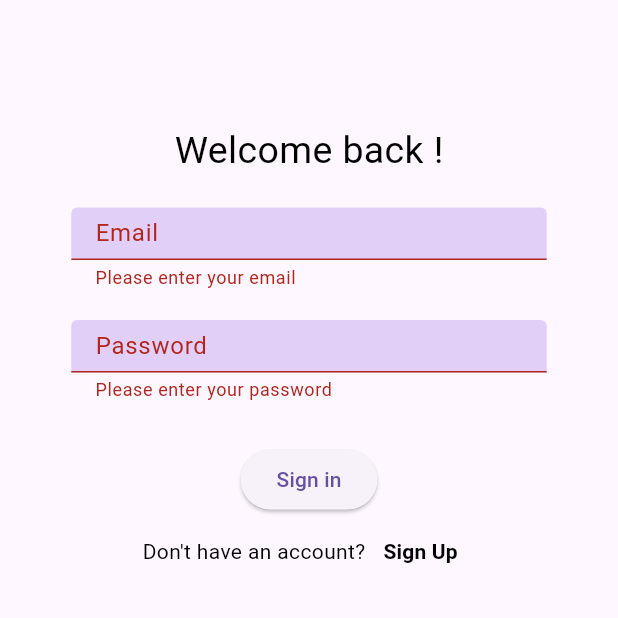
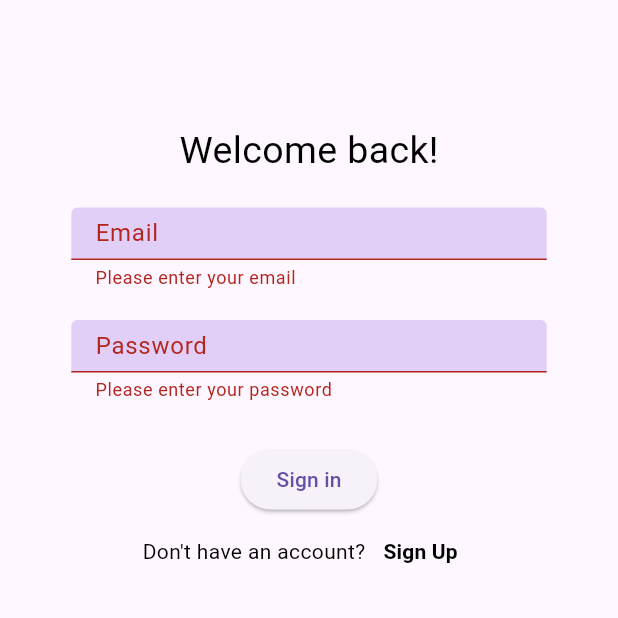
Before and after one commit to Kendra-ui/todo_firebase, a Flutter app: the screen it shows after launch, after a tap on "Sign In", after a tap on "Sign in", on a phone screen of 412 x 824 dp, the top half of it. Run offline on Flutter 3.47's test engine with Material 3 defaults, Android fonts, the phone set to English and light mode, and no system bars; our stand-ins replace cloud_firestore, firebase_auth, firebase_core, flutter_secure_storage, shared_preferences; accounts and stored records are empty.

Commit message:
First commit

```diff
--- a/lib/Account/signin.dart
+++ b/lib/Account/signin.dart
@@ -1,6 +1,6 @@
 import 'package:flutter/material.dart';
+import 'package:project1/Account/signup.dart';
 import 'package:project1/Pages/homePage.dart';
-import 'package:project1/Account/signup.dart';
 import 'package:project1/main_page.dart';
 import 'package:shared_preferences/shared_preferences.dart';
 
@@ -13,15 +13,49 @@ class SignIn extends StatefulWidget {
 
 class _SignInState extends State<SignIn> {
   final _auth = Auth();
+
   final emailController = TextEditingController();
   final passwordController = TextEditingController();
   final _formKey = GlobalKey<FormState>();
+  bool _loginError = false;
+  String _errorMessage = '';
 
   @override
   void dispose() {
     emailController.dispose();
     passwordController.dispose();
     super.dispose();
+  }
+
+  Future<void> _signIn() async {
+    setState(() {
+      _loginError = false;
+      _errorMessage = '';
+    });
+
+    if (_formKey.currentState?.validate() ?? false) {
+      final user = await _auth.signInUserWithEmailAndPassword(
+        emailController.text.trim(),
+        passwordController.text.trim(),
+      );
+
+      if (user != null) {
+        SharedPreferences pref = await SharedPreferences.getInstance();
+        await pref.setString('email', emailController.text.trim());
+        print("Sign in success");
+
+        // ignore: use_build_context_synchronously
+        Navigator.of(context).pushReplacement(
+          MaterialPageRoute(
+              builder: (BuildContext context) => const HomePage()),
+        );
+      } else {
+        setState(() {
+          _loginError = true;
+          _errorMessage = 'Incorrect username or password. Please try again.';
+        });
+      }
+    }
   }
 
   @override
@@ -37,7 +71,7 @@ class _SignInState extends State<SignIn> {
             children: [
               SizedBox(height: MediaQuery.of(context).size.height / 10),
               const Text(
-                "Welcome back !",
+                "Welcome back!",
                 style: TextStyle(color: Colors.black, fontSize: 25),
               ),
               Padding(
@@ -87,27 +121,17 @@ class _SignInState extends State<SignIn> {
                   ),
                 ),
               ),
+              if (_loginError) // Conditionally display the error message
+                Padding(
+                  padding: const EdgeInsets.only(top: 10.0),
+                  child: Text(
+                    _errorMessage,
+                    style: TextStyle(color: Colors.red, fontSize: 16),
+                  ),
+                ),
               SizedBox(height: MediaQuery.of(context).size.height / 30),
               ElevatedButton(
-                onPressed: () async {
-                  if (_formKey.currentState!.validate()) {
-                    final user = await _auth.signInUserWithEmailAndPassword(
-                        emailController.text.trim(),
-                        passwordController.text.trim());
-                    if (user != null) {
-                      SharedPreferences prefs =
-                          await SharedPreferences.getInstance();
-                      prefs.setString('email', emailController.text);
-                      Navigator.of(context).pushReplacement(
-                        MaterialPageRoute(
-                            builder: (BuildContext context) =>
-                                const HomePage()),
-                      );
-                    } else {
-                      // Handle sign-in error
-                    }
-                  }
-                },
+                onPressed: _signIn,
                 child: const Text('Sign in'),
               ),
               Row(
@@ -115,15 +139,14 @@ class _SignInState extends State<SignIn> {
                 children: [
                   const Text(
                     "Don't have an account?",
-                    style: TextStyle(
-                      color: Colors.black,
-                    ),
+                    style: TextStyle(color: Colors.black),
                   ),
                   TextButton(
                     onPressed: () {
                       Navigator.of(context).pushReplacement(
                         MaterialPageRoute(
-                            builder: (BuildContext context) => const Signup()),
+                          builder: (BuildContext context) => const Signup(),
+                        ),
                       );
                     },
                     child: const Text(
--- a/lib/Pages/homePage.dart
+++ b/lib/Pages/homePage.dart
@@ -24,6 +24,7 @@ class _HomePageState extends State<HomePage> {
 
   final auth = FirebaseAuth.instance;
 
+//displayiing task for a particular user
   Stream<QuerySnapshot> getTaskStream() {
     User? user = auth.currentUser;
     return FirebaseFirestore.instance
```
